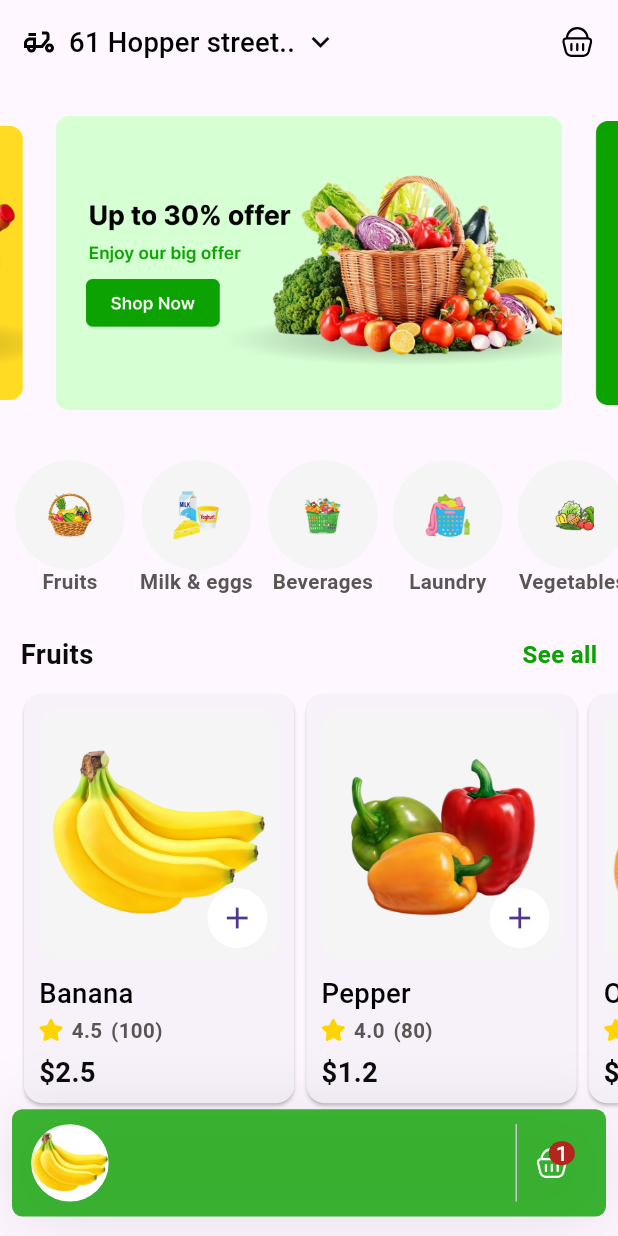
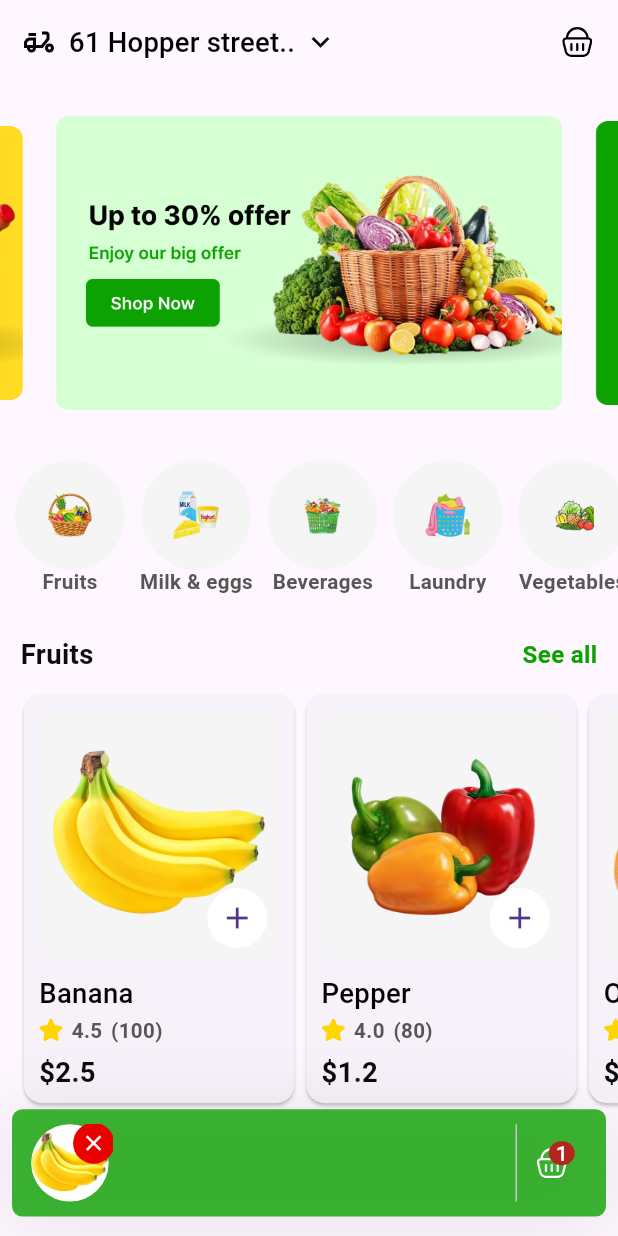
Before and after one commit to AmrElzohairy/fruits_app, a Flutter app: the screen it shows after launch, after a tap on the "add" icon, on a phone screen of 412 x 824 dp. Run offline on Flutter 3.47's test engine with Material 3 defaults, Android fonts, the phone set to English and light mode, and no system bars; drawn by our look-alikes of carousel_slider; our stand-ins replace flutter_bloc, flutter_screenutil, flutter_svg.

Commit message:
add remove methode

```diff
--- a/lib/core/utils/app_colors.dart
+++ b/lib/core/utils/app_colors.dart
@@ -8,5 +8,5 @@ class AppColors {
   static const Color white = Color(0xFFFFFFFF);
   static const Color baseBlack = Color(0xFF0A0B0A);
   static const Color baseWhite = Color(0xFFF5F5F5);
-
+  static const Color red = Color(0xFFEA0000);
 }
--- a/lib/features/home/presentation/logic/home_cart_cubit/home_cart_cubit.dart
+++ b/lib/features/home/presentation/logic/home_cart_cubit/home_cart_cubit.dart
@@ -29,11 +29,4 @@ class HomeCartCubit extends Cubit<HomeCartState> {
     return cartFruits.contains(fruit);
   }
 
-  void toggleCart(FruitModel fruit) {
-    if (isInCart(fruit)) {
-      removeFromCart(fruit);
-    } else {
-      addToCart(fruit);
-    }
-  }
 }
--- a/lib/features/home/presentation/views/widgets/fruit_item.dart
+++ b/lib/features/home/presentation/views/widgets/fruit_item.dart
@@ -38,13 +38,13 @@ class FruitItem extends StatelessWidget {
                     builder: (context, state) {
                       return GestureDetector(
                         onTap: () {
-                          context.read<HomeCartCubit>().toggleCart(fruit);
+                          context.read<HomeCartCubit>().addToCart(fruit);
                         },
                         child: CircleAvatar(
                           backgroundColor: AppColors.white,
                           child: GestureDetector(
                             onTap: () {
-                              context.read<HomeCartCubit>().toggleCart(fruit);
+                              context.read<HomeCartCubit>().addToCart(fruit);
                             },
                             child: const Icon(Icons.add),
                           ),
--- a/lib/features/home/presentation/views/widgets/home_cart.dart
+++ b/lib/features/home/presentation/views/widgets/home_cart.dart
@@ -46,7 +46,9 @@ class HomeCart extends StatelessWidget {
                     itemBuilder: (context, index) {
                       return Padding(
                         padding: const EdgeInsets.only(right: 5),
-                        child: CircleAvatar(
+                        child: Stack(
+                          children: [
+                            CircleAvatar(
                               backgroundColor: AppColors.white,
                               radius: 25.r,
                               child: Image.asset(
@@ -55,6 +57,36 @@ class HomeCart extends StatelessWidget {
                                     .cartFruits[index]
                                     .image,
                               ),
+                            ),
+                            Positioned(
+                              right: -1,
+                              top: -1,
+                              child: BlocBuilder<HomeCartCubit, HomeCartState>(
+                                builder: (context, state) {
+                                  return GestureDetector(
+                                    onTap: () {
+                                      context
+                                          .read<HomeCartCubit>()
+                                          .removeFromCart(
+                                            context
+                                                .read<HomeCartCubit>()
+                                                .cartFruits[index],
+                                          );
+                                    },
+                                    child: CircleAvatar(
+                                      radius: 12.r,
+                                      backgroundColor: AppColors.red,
+                                      child: Icon(
+                                        Icons.close,
+                                        color: AppColors.white,
+                                        size: 15.sp,
+                                      ),
+                                    ),
+                                  );
+                                },
+                              ),
+                            ),
+                          ],
                         ),
                       );
                     },
```
Lines whose indentation alone changed are shown as unchanged.
